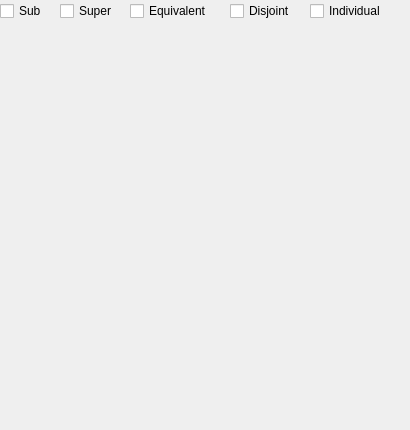
First picture: the form in plugins/fileio/ontology/widgets/detailvisualizationdockwidget.ui, repository ZongleiJiao/OntologyViewer, before the edit.
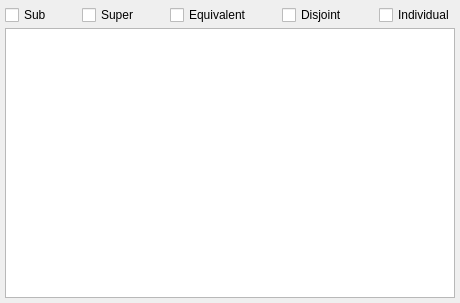
Second picture: the form after the edit.

Commit message: Improve layout of detailed visualisation widget.

```diff
--- a/plugins/fileio/ontology/widgets/detailvisualizationdockwidget.ui
+++ b/plugins/fileio/ontology/widgets/detailvisualizationdockwidget.ui
@@ -6,96 +6,122 @@
    <rect>
     <x>0</x>
     <y>0</y>
-    <width>410</width>
-    <height>430</height>
+    <width>460</width>
+    <height>303</height>
    </rect>
   </property>
+  <property name="minimumSize">
+   <size>
+    <width>460</width>
+    <height>200</height>
+   </size>
+  </property>
   <property name="windowTitle">
    <string>Detail Visualization</string>
   </property>
   <widget class="QWidget" name="dockWidgetContents">
-   <widget class="QDockWidget" name="sceneDockWidget">
-    <property name="geometry">
-     <rect>
-      <x>-1</x>
-      <y>-1</y>
-      <width>400</width>
-      <height>401</height>
-     </rect>
+   <layout class="QVBoxLayout" name="verticalLayout">
+    <property name="spacing">
+     <number>3</number>
     </property>
-    <property name="contextMenuPolicy">
-     <enum>Qt::DefaultContextMenu</enum>
+    <property name="margin">
+     <number>5</number>
     </property>
-    <property name="features">
-     <set>QDockWidget::NoDockWidgetFeatures</set>
-    </property>
-    <widget class="QWidget" name="dockWidgetContents_2"/>
-   </widget>
+    <item>
+     <layout class="QHBoxLayout" name="horizontalLayout">
+      <item>
    <widget class="QCheckBox" name="checkBox">
-    <property name="geometry">
-     <rect>
-      <x>0</x>
-      <y>0</y>
-      <width>61</width>
-      <height>22</height>
-     </rect>
-    </property>
     <property name="text">
      <string>Sub</string>
     </property>
    </widget>
+      </item>
+      <item>
+       <spacer name="horizontalSpacer_2">
+        <property name="orientation">
+         <enum>Qt::Horizontal</enum>
+        </property>
+        <property name="sizeHint" stdset="0">
+         <size>
+          <width>40</width>
+          <height>20</height>
+         </size>
+        </property>
+       </spacer>
+      </item>
+      <item>
    <widget class="QCheckBox" name="checkBox_2">
-    <property name="geometry">
-     <rect>
-      <x>60</x>
-      <y>0</y>
-      <width>71</width>
-      <height>22</height>
-     </rect>
-    </property>
     <property name="text">
      <string>Super</string>
     </property>
    </widget>
+      </item>
+      <item>
+       <spacer name="horizontalSpacer_3">
+        <property name="orientation">
+         <enum>Qt::Horizontal</enum>
+        </property>
+        <property name="sizeHint" stdset="0">
+         <size>
+          <width>40</width>
+          <height>20</height>
+         </size>
+        </property>
+       </spacer>
+      </item>
+      <item>
    <widget class="QCheckBox" name="checkBox_3">
-    <property name="geometry">
-     <rect>
-      <x>130</x>
-      <y>0</y>
-      <width>97</width>
-      <height>22</height>
-     </rect>
-    </property>
     <property name="text">
      <string>Equivalent</string>
     </property>
    </widget>
+      </item>
+      <item>
+       <spacer name="horizontalSpacer_4">
+        <property name="orientation">
+         <enum>Qt::Horizontal</enum>
+        </property>
+        <property name="sizeHint" stdset="0">
+         <size>
+          <width>40</width>
+          <height>20</height>
+         </size>
+        </property>
+       </spacer>
+      </item>
+      <item>
    <widget class="QCheckBox" name="checkBox_4">
-    <property name="geometry">
-     <rect>
-      <x>230</x>
-      <y>0</y>
-      <width>81</width>
-      <height>22</height>
-     </rect>
-    </property>
     <property name="text">
      <string>Disjoint</string>
     </property>
    </widget>
+      </item>
+      <item>
+       <spacer name="horizontalSpacer">
+        <property name="orientation">
+         <enum>Qt::Horizontal</enum>
+        </property>
+        <property name="sizeHint" stdset="0">
+         <size>
+          <width>40</width>
+          <height>20</height>
+         </size>
+        </property>
+       </spacer>
+      </item>
+      <item>
    <widget class="QCheckBox" name="checkBox_5">
-    <property name="geometry">
-     <rect>
-      <x>310</x>
-      <y>0</y>
-      <width>97</width>
-      <height>22</height>
-     </rect>
-    </property>
     <property name="text">
      <string>Individual</string>
     </property>
    </widget>
+      </item>
+     </layout>
+    </item>
+    <item>
+     <widget class="QGraphicsView" name="graphicsViewWidget"/>
+    </item>
+   </layout>
   </widget>
  </widget>
  <resources/>
```
Lines whose indentation alone changed are shown as unchanged. The commit also changes 1 other file.
